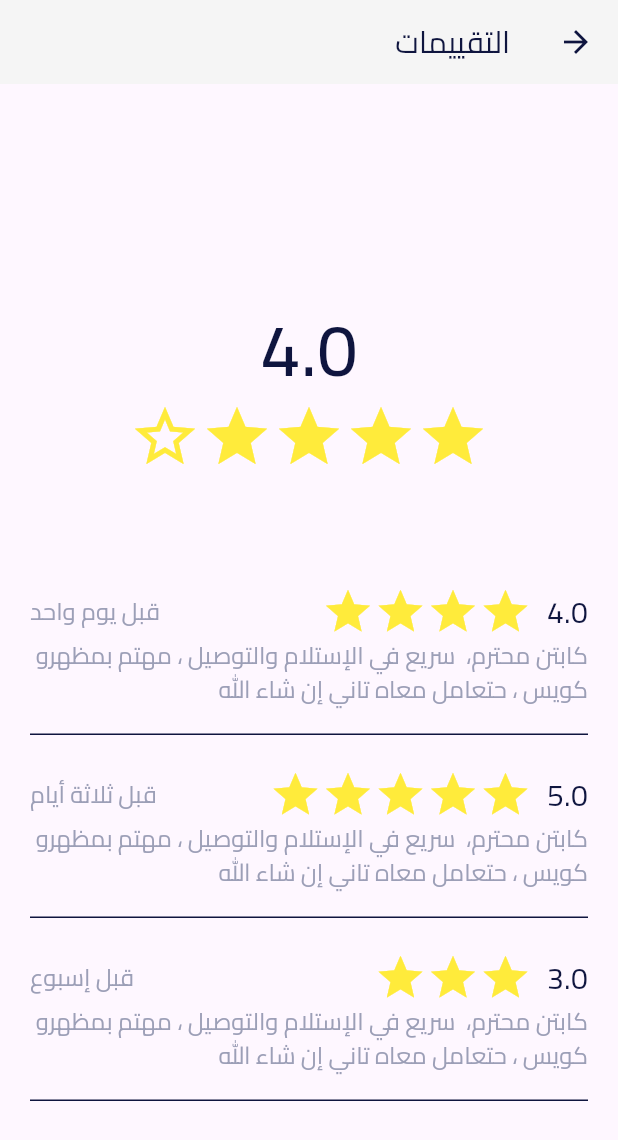
After one commit to monzerabdullah/deliver_it_captin, a Flutter app: the ReviewsView screen opened directly, on a phone screen of 412 x 824 dp. The commit adds this screen. Shown: the top 1140 px of the screen. Run offline on Flutter 3.47's test engine with Material 3 defaults, Android fonts, the phone set to English and light mode, and no system bars; our stand-ins replace dotted_border, flutter_svg, smooth_page_indicator.

Commit message:
more pages are created

```diff
--- a/lib/views/more_view.dart
+++ b/lib/views/more_view.dart
@@ -1,3 +1,6 @@
+import 'package:deliver_it_captin/views/orders_view.dart';
+import 'package:deliver_it_captin/views/reviews_view.dart';
+import 'package:deliver_it_captin/views/support_view.dart';
 import 'package:deliver_it_captin/widgets/view_selector.dart';
 import 'package:flutter/material.dart';
 
@@ -25,30 +28,65 @@ class MoreView extends StatelessWidget {
           vertical: 40,
           horizontal: 20,
         ),
-        children: const [
+        children: [
           ViewSelector(
             label: 'الملف الشخصي',
             icon: Icons.account_circle_outlined,
+            onTap: () {},
           ),
           ViewSelector(
             label: 'الإعدادات',
             icon: Icons.settings_outlined,
+            onTap: () {},
           ),
           ViewSelector(
             label: 'الدعم',
             icon: Icons.headset_mic_outlined,
+            onTap: () {
+              Navigator.push(
+                context,
+                MaterialPageRoute(
+                  builder: (context) => const SupportView(),
+                ),
+              );
+            },
           ),
           ViewSelector(
             label: 'سجل الرحلات',
             icon: Icons.grading,
+            onTap: () {
+              Navigator.push(
+                context,
+                MaterialPageRoute(
+                  builder: (context) => Directionality(
+                    textDirection: TextDirection.rtl,
+                    child: Scaffold(
+                      appBar: AppBar(
+                        title: const Text('سجل الرحلات'),
+                      ),
+                      body: const OrdersList(),
+                    ),
+                  ),
+                ),
+              );
+            },
           ),
           ViewSelector(
             label: 'التقييمات',
             icon: Icons.star_border_outlined,
+            onTap: () {
+              Navigator.push(
+                context,
+                MaterialPageRoute(
+                  builder: (context) => const ReviewsView(),
+                ),
+              );
+            },
           ),
           ViewSelector(
             label: 'تسجيل خروج',
             icon: Icons.logout_outlined,
+            onTap: () {},
           ),
         ],
       ),
--- a/lib/views/orders_view.dart
+++ b/lib/views/orders_view.dart
@@ -17,7 +17,19 @@ class Orders extends StatelessWidget {
         ),
         title: const Text('سجل الرحلات'),
       ),
-      body: Center(
+      body: const OrdersList(),
+    );
+  }
+}
+
+class OrdersList extends StatelessWidget {
+  const OrdersList({
+    super.key,
+  });
+
+  @override
+  Widget build(BuildContext context) {
+    return Center(
       child: Column(
         mainAxisAlignment: MainAxisAlignment.center,
         children: [
@@ -35,7 +47,6 @@ class Orders extends StatelessWidget {
           ),
         ],
       ),
-      ),
     );
   }
 }
--- /dev/null
+++ b/lib/views/reviews_view.dart
@@ -0,0 +1,305 @@
+import 'package:deliver_it_captin/constants.dart';
+import 'package:flutter/material.dart';
+
+class ReviewsView extends StatelessWidget {
+  const ReviewsView({super.key});
+
+  @override
+  Widget build(BuildContext context) {
+    return Directionality(
+      textDirection: TextDirection.rtl,
+      child: Scaffold(
+        appBar: AppBar(
+          title: const Text('التقييمات'),
+        ),
+        body: const Center(
+          child: SingleChildScrollView(
+            child: Column(
+              children: [
+                SizedBox(
+                  height: 60,
+                ),
+                Text(
+                  '4.0',
+                  style: TextStyle(
+                    fontFamily: 'Cairo',
+                    fontSize: 48.0,
+                    color: kPrimaryText,
+                    fontWeight: FontWeight.w500,
+                  ),
+                ),
+                Row(
+                  textDirection: TextDirection.rtl,
+                  mainAxisAlignment: MainAxisAlignment.center,
+                  children: [
+                    Icon(
+                      Icons.star,
+                      color: Colors.yellow,
+                      size: 48,
+                    ),
+                    Icon(
+                      Icons.star,
+                      color: Colors.yellow,
+                      size: 48,
+                    ),
+                    Icon(
+                      Icons.star,
+                      color: Colors.yellow,
+                      size: 48,
+                    ),
+                    Icon(
+                      Icons.star,
+                      color: Colors.yellow,
+                      size: 48,
+                    ),
+                    Icon(
+                      Icons.star_outline,
+                      color: Colors.yellow,
+                      size: 48,
+                    ),
+                  ],
+                ),
+                SizedBox(
+                  height: 60,
+                ),
+                Padding(
+                  padding: EdgeInsets.symmetric(horizontal: 20),
+                  child: Column(
+                    children: [
+                      ClientReview(
+                        reviewDate: 'قبل يوم واحد',
+                        score: 4.0,
+                      ),
+                      ClientReview(
+                        reviewDate: 'قبل ثلاثة أيام',
+                        score: 5.0,
+                      ),
+                      ClientReview(
+                        reviewDate: 'قبل إسبوع',
+                        score: 3.0,
+                      ),
+                    ],
+                  ),
+                ),
+              ],
+            ),
+          ),
+        ),
+      ),
+    );
+  }
+}
+
+class CutsomDivider extends StatelessWidget {
+  const CutsomDivider({
+    super.key,
+  });
+
+  @override
+  Widget build(BuildContext context) {
+    return SizedBox(
+      width: MediaQuery.of(context).size.width,
+      child: const Divider(
+        color: kPrimaryText,
+      ),
+    );
+  }
+}
+
+class ClientReview extends StatelessWidget {
+  const ClientReview({
+    super.key,
+    required this.reviewDate,
+    required this.score,
+  });
+
+  final String reviewDate;
+  final double score;
+  @override
+  Widget build(BuildContext context) {
+    return Container(
+      margin: const EdgeInsets.only(top: 15),
+      child: Column(
+        children: [
+          Row(
+            crossAxisAlignment: CrossAxisAlignment.center,
+            children: [
+              const SizedBox(
+                height: 10,
+              ),
+              Text(
+                score.toString(),
+                style: const TextStyle(
+                  fontFamily: 'Cairo',
+                  fontSize: 20.0,
+                  color: kPrimaryText,
+                ),
+              ),
+              const SizedBox(
+                width: 10,
+              ),
+              starScore(score.toInt()),
+              const Spacer(),
+              Text(
+                reviewDate,
+                style: const TextStyle(
+                  fontFamily: 'Cairo',
+                  fontSize: 16.0,
+                  color: kSecondaryText,
+                ),
+              )
+            ],
+          ),
+          const Text(
+            'كابتن محترم،  سريع في الإستلام والتوصيل ، مهتم بمظهرو كويس ، حتعامل معاه تاني إن شاء الله',
+            style: TextStyle(
+              fontFamily: 'Cairo',
+              fontSize: 16.0,
+              color: kSecondaryText,
+            ),
+          ),
+          const SizedBox(
+            height: 10,
+          ),
+          const CutsomDivider(),
+        ],
+      ),
+    );
+  }
+}
+
+List<Widget> startIcons = [
+  const Icon(
+    Icons.star,
+    size: 35,
+    color: Colors.yellow,
+  ),
+  const Icon(
+    Icons.star,
+    size: 35,
+    color: Colors.yellow,
+  ),
+  const Icon(
+    Icons.star,
+    size: 35,
+    color: Colors.yellow,
+  ),
+  const Icon(
+    Icons.star,
+    size: 35,
+    color: Colors.yellow,
+  ),
+  const Icon(
+    Icons.star,
+    size: 35,
+    color: Colors.yellow,
+  ),
+];
+
+Row starScore(int score) {
+  if (score == 1) {
+    return const Row(
+      children: [
+        Icon(
+          Icons.star,
+          size: 35,
+          color: Colors.yellow,
+        ),
+      ],
+    );
+  } else if (score == 2) {
+    return const Row(
+      children: [
+        Icon(
+          Icons.star,
+          size: 35,
+          color: Colors.yellow,
+        ),
+        Icon(
+          Icons.star,
+          size: 35,
+          color: Colors.yellow,
+        ),
+      ],
+    );
+  } else if (score == 3) {
+    return const Row(
+      children: [
+        Icon(
+          Icons.star,
+          size: 35,
+          color: Colors.yellow,
+        ),
+        Icon(
+          Icons.star,
+          size: 35,
+          color: Colors.yellow,
+        ),
+        Icon(
+          Icons.star,
+          size: 35,
+          color: Colors.yellow,
+        ),
+      ],
+    );
+  } else if (score == 4) {
+    return const Row(
+      children: [
+        Icon(
+          Icons.star,
+          size: 35,
+          color: Colors.yellow,
+        ),
+        Icon(
+          Icons.star,
+          size: 35,
+          color: Colors.yellow,
+        ),
+        Icon(
+          Icons.star,
+          size: 35,
+          color: Colors.yellow,
+        ),
+        Icon(
+          Icons.star,
+          size: 35,
+          color: Colors.yellow,
+        ),
+      ],
+    );
+  } else if (score == 5) {
+    return const Row(
+      children: [
+        Icon(
+          Icons.star,
+          size: 35,
+          color: Colors.yellow,
+        ),
+        Icon(
+          Icons.star,
+          size: 35,
+          color: Colors.yellow,
+        ),
+        Icon(
+          Icons.star,
+          size: 35,
+          color: Colors.yellow,
+        ),
+        Icon(
+          Icons.star,
+          size: 35,
+          color: Colors.yellow,
+        ),
+        Icon(
+          Icons.star,
+          size: 35,
+          color: Colors.yellow,
+        ),
+      ],
+    );
+  } else {
+    return const Row(
+      children: [],
+    );
+  }
+}
--- a/lib/views/support_view.dart
+++ b/lib/views/support_view.dart
@@ -15,12 +15,12 @@ class _SupportViewState extends State<SupportView> {
       textDirection: TextDirection.rtl,
       child: Scaffold(
         appBar: AppBar(
-          leading: IconButton(
-            onPressed: () {
-              Navigator.pop(context);
-            },
-            icon: const Icon(Icons.arrow_back),
-          ),
+          // leading: IconButton(
+          //   onPressed: () {
+          //     Navigator.pop(context);
+          //   },
+          //   icon: const Icon(Icons.arrow_back),
+          // ),
           title: const Text('الدعم'),
         ),
         body: SingleChildScrollView(
```
Lines whose indentation alone changed are shown as unchanged.
